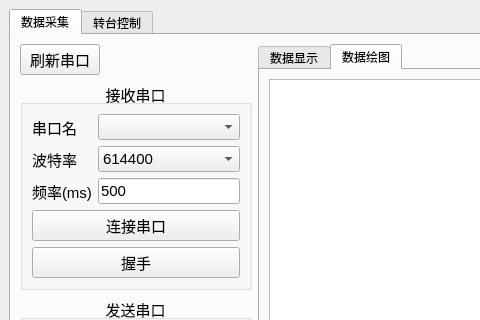
Qt form mainwindow.ui (MaoDou0625/ImuAndRot) before a commit; both pictures show x 0 to 480 and y 0 to 320 of the 800 by 622 pixel window.
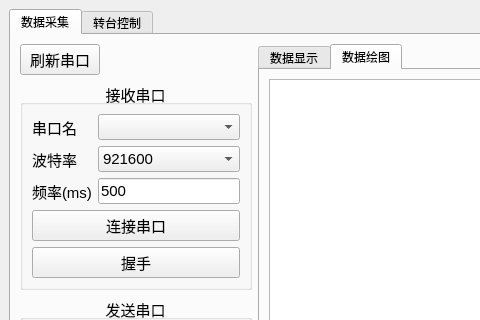
The same form after that commit. Custom widgets are drawn as their Qt base class.

What changed in the file:
```diff
--- a/mainwindow.ui
+++ b/mainwindow.ui
@@ -115,7 +115,7 @@
                   <widget class="QComboBox" name="comReadBaud">
                    <item>
                     <property name="text">
-                     <string>614400</string>
+                     <string>921600</string>
                     </property>
                    </item>
                    <item>
```
Left out of the diff: 2 changed lines with no effect on the pictures.
